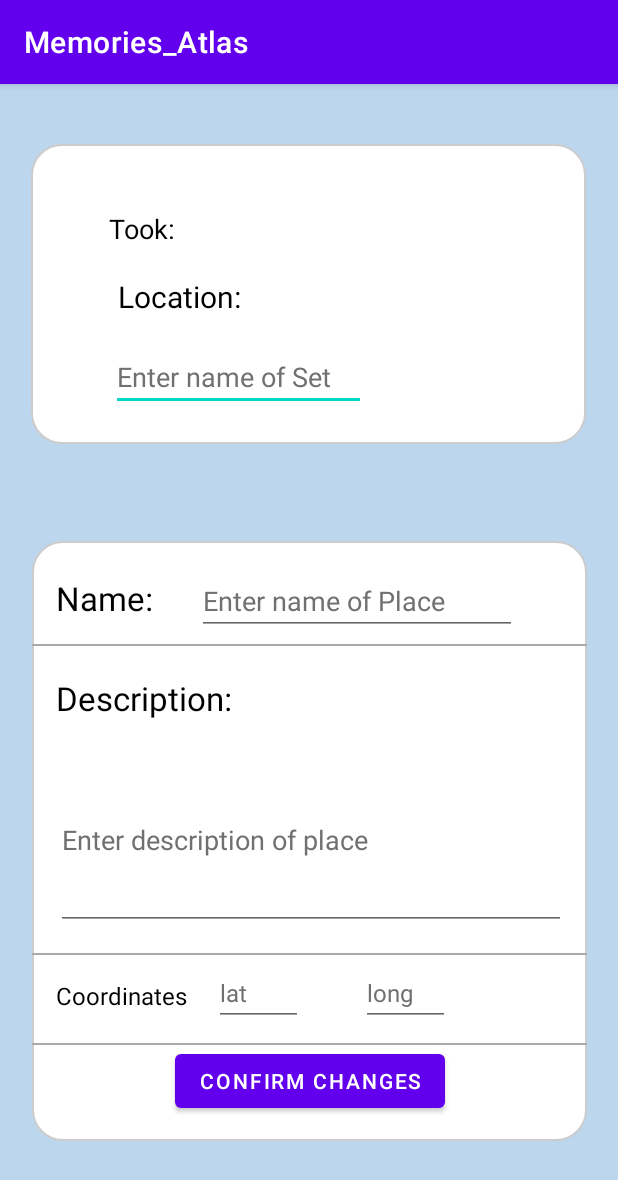
After one commit to Metran10/Memories_Atlas, an Android app: the EditSetActivity screen opened directly, with no data from a screen before it, on a phone screen of 412 x 824 dp. The commit adds this screen. Shown: the top 1180 px of the screen. Run offline under Robolectric (Android 15) with nearby library versions, the phone set to English and light mode, and no system bars.

Commit message:
mKleinowski - add new Set

```diff
--- /dev/null
+++ b/app/src/main/java/com/example/memories_atlas/mainActivity/EditSetActivity.kt
@@ -0,0 +1,48 @@
+package com.example.memories_atlas.mainActivity
+
+import android.app.Activity
+import android.content.Intent
+import androidx.appcompat.app.AppCompatActivity
+import android.os.Bundle
+import android.widget.Button
+import android.widget.EditText
+import com.example.memories_atlas.R
+
+class EditSetActivity : AppCompatActivity() {
+    override fun onCreate(savedInstanceState: Bundle?) {
+        super.onCreate(savedInstanceState)
+        setContentView(R.layout.activity_edit_set)
+
+        val name = findViewById<EditText>(R.id.setName)
+        val place = findViewById<EditText>(R.id.placeName)
+        val description = findViewById<EditText>(R.id.description)
+        val lat = findViewById<EditText>(R.id.lat_edit)
+        val long = findViewById<EditText>(R.id.long_edit)
+
+
+        val button = findViewById<Button>(R.id.set_confirm_changes)
+
+        button.setOnClickListener {
+
+            val data = Intent()
+            data.putExtra("name", name.text.toString())
+            data.putExtra("place", place.text.toString())
+            data.putExtra("description", description.text.toString())
+            data.putExtra("lat", lat.text.toString())
+            data.putExtra("long", long.text.toString())
+
+            setResult(Activity.RESULT_OK, data)
+            finish()
+        }
+    }
+
+
+
+    private fun get() {
+
+
+    }
+
+
+
+}
--- a/app/src/main/java/com/example/memories_atlas/models/Place.kt
+++ b/app/src/main/java/com/example/memories_atlas/models/Place.kt
@@ -3,5 +3,4 @@ package com.example.memories_atlas.models
 import android.net.Uri
 import java.io.Serializable
 
-// mark on the map
-data class Place(val title: String, val description: String, val latitude: Double, val longtitude: Double, val photos: List<Uri>) : Serializable
+data class Place(val title: String, val description: String, val latitude: Double, val longtitude: Double, val photos: MutableList<Uri>) : Serializable
--- a/app/src/main/java/com/example/memories_atlas/models/UserSet.kt
+++ b/app/src/main/java/com/example/memories_atlas/models/UserSet.kt
@@ -2,5 +2,4 @@ package com.example.memories_atlas.models
 
 import java.io.Serializable
 
-// set of marks
-data class UserSet(val title: String, val places: List<Place>) : Serializable
+data class UserSet(val title: String, val places: MutableList<Place>) : Serializable
--- /dev/null
+++ b/app/src/main/res/layout/activity_edit_set.xml
@@ -0,0 +1,226 @@
+<?xml version="1.0" encoding="utf-8"?>
+    <androidx.constraintlayout.widget.ConstraintLayout xmlns:android="http://schemas.android.com/apk/res/android"
+        xmlns:app="http://schemas.android.com/apk/res-auto"
+        xmlns:tools="http://schemas.android.com/tools"
+        android:layout_width="match_parent"
+        android:layout_height="match_parent"
+        android:background="@color/cyan_blue"
+        android:minHeight="200dp"
+        tools:context=".mainActivity.EditSetActivity">
+
+        <androidx.constraintlayout.widget.ConstraintLayout
+            android:id="@+id/constraintLayout2"
+            android:layout_width="370dp"
+            android:layout_height="200dp"
+            android:layout_marginTop="40dp"
+            android:background="@drawable/rounded_corners"
+            app:layout_constraintEnd_toEndOf="parent"
+            app:layout_constraintHorizontal_bias="0.487"
+            app:layout_constraintStart_toStartOf="parent"
+            app:layout_constraintTop_toTopOf="parent">
+
+            <EditText
+                android:id="@+id/setName"
+                android:layout_width="170dp"
+                android:layout_height="40dp"
+                android:hint="Enter name of Set"
+                android:textColor="@color/black"
+                android:textColorHint="@color/gray"
+                app:layout_constraintBottom_toBottomOf="parent"
+                app:layout_constraintEnd_toEndOf="@+id/set_creation_date"
+                app:layout_constraintStart_toStartOf="@+id/set_creation_date"
+                app:layout_constraintTop_toBottomOf="@+id/textView" />
+
+            <ImageView
+                android:id="@+id/set_image_view"
+                android:layout_width="wrap_content"
+                android:layout_height="wrap_content"
+                android:layout_marginStart="28dp"
+                android:layout_marginTop="36dp"
+                app:layout_constraintStart_toStartOf="parent"
+                app:layout_constraintTop_toTopOf="parent"
+                tools:srcCompat="@tools:sample/avatars" />
+
+            <TextView
+                android:id="@+id/textView"
+                android:layout_width="wrap_content"
+                android:layout_height="wrap_content"
+                android:layout_marginStart="21dp"
+                android:layout_marginTop="88dp"
+                android:text="Location:"
+                android:textColor="@color/black"
+                android:textSize="20sp"
+                app:layout_constraintEnd_toEndOf="parent"
+                app:layout_constraintHorizontal_bias="0.035"
+                app:layout_constraintStart_toEndOf="@+id/set_image_view"
+                app:layout_constraintTop_toTopOf="parent" />
+
+            <TextView
+                android:id="@+id/set_creation_date"
+                android:layout_width="172dp"
+                android:layout_height="25dp"
+                android:layout_marginStart="24dp"
+                android:layout_marginTop="44dp"
+                android:layout_marginBottom="25dp"
+                android:text="Took: "
+                android:textColor="@color/black"
+                android:textSize="18sp"
+                app:layout_constraintBottom_toTopOf="@+id/textView"
+                app:layout_constraintStart_toEndOf="@+id/set_image_view"
+                app:layout_constraintTop_toTopOf="parent"
+                app:layout_constraintVertical_bias="0.0" />
+
+        </androidx.constraintlayout.widget.ConstraintLayout>
+
+        <androidx.constraintlayout.widget.ConstraintLayout
+            android:layout_width="370dp"
+            android:layout_height="400dp"
+            android:layout_marginTop="1dp"
+            android:background="@drawable/rounded_corners"
+            app:layout_constraintBottom_toBottomOf="parent"
+            app:layout_constraintEnd_toEndOf="parent"
+            app:layout_constraintStart_toStartOf="parent"
+            app:layout_constraintTop_toBottomOf="@+id/constraintLayout2">
+
+
+            <View
+                android:id="@+id/break_line2"
+                android:layout_width="match_parent"
+                android:layout_height="1dp"
+                android:background="@android:color/darker_gray"
+                app:layout_constraintBottom_toBottomOf="parent"
+                app:layout_constraintTop_toTopOf="parent"
+                app:layout_constraintVertical_bias="0.689"
+                tools:layout_editor_absoluteX="0dp" />
+
+            <View
+                android:id="@+id/break_line4"
+                android:layout_width="match_parent"
+                android:layout_height="1dp"
+                android:background="@android:color/darker_gray"
+                app:layout_constraintBottom_toBottomOf="parent"
+                app:layout_constraintTop_toTopOf="parent"
+                app:layout_constraintVertical_bias="0.839"
+                tools:layout_editor_absoluteX="0dp" />
+
+            <View
+                android:id="@+id/break_line1"
+                android:layout_width="match_parent"
+                android:layout_height="1dp"
+                android:background="@android:color/darker_gray"
+                app:layout_constraintBottom_toBottomOf="parent"
+                app:layout_constraintTop_toTopOf="parent"
+                app:layout_constraintVertical_bias="0.172"
+                tools:layout_editor_absoluteX="0dp" />
+
+            <TextView
+                android:id="@+id/set_name_title"
+                android:layout_width="wrap_content"
+                android:layout_height="35dp"
+                android:layout_marginStart="16dp"
+                android:layout_marginTop="24dp"
+                android:layout_marginBottom="13dp"
+                android:text="Name:"
+                android:textColor="@color/black"
+                android:textSize="22sp"
+                app:layout_constraintBottom_toTopOf="@+id/break_line1"
+                app:layout_constraintStart_toStartOf="parent"
+                app:layout_constraintTop_toTopOf="parent"
+                app:layout_constraintVertical_bias="0.333" />
+
+            <EditText
+                android:id="@+id/placeName"
+                android:layout_width="wrap_content"
+                android:layout_height="40dp"
+                android:ems="10"
+                android:inputType="textPersonName"
+                android:hint="Enter name of Place"
+                android:textColor="@color/black"
+                android:textColorHint="@color/gray"
+                android:textSize="18sp"
+                app:layout_constraintBottom_toTopOf="@+id/break_line1"
+                app:layout_constraintEnd_toEndOf="parent"
+                app:layout_constraintHorizontal_bias="0.388"
+                app:layout_constraintStart_toEndOf="@+id/set_name_title"
+                app:layout_constraintTop_toTopOf="parent"
+                app:layout_constraintVertical_bias="0.793" />
+
+            <TextView
+                android:id="@+id/set_description_title"
+                android:layout_width="wrap_content"
+                android:layout_height="wrap_content"
+                android:layout_marginStart="16dp"
+                android:layout_marginTop="20dp"
+                android:text="Description:"
+                android:textColor="@color/black"
+                android:textSize="22sp"
+                app:layout_constraintStart_toStartOf="parent"
+                app:layout_constraintTop_toBottomOf="@+id/break_line1" />
+
+            <com.google.android.material.textfield.TextInputEditText
+                android:id="@+id/description"
+                android:layout_width="340dp"
+                android:layout_height="120dp"
+                android:layout_marginTop="20dp"
+                android:hint="Enter description of place"
+                android:textColor="@color/black"
+                android:textColorHint="@color/gray"
+                app:layout_constraintEnd_toEndOf="parent"
+                app:layout_constraintHorizontal_bias="0.533"
+                app:layout_constraintStart_toStartOf="parent"
+                app:layout_constraintTop_toBottomOf="@+id/set_description_title" />
+
+            <TextView
+                android:id="@+id/set_coord_title"
+                android:layout_width="wrap_content"
+                android:layout_height="wrap_content"
+                android:layout_marginStart="16dp"
+                android:layout_marginTop="16dp"
+                android:text="Coordinates"
+                android:textColor="@color/black"
+                android:textSize="16sp"
+                app:layout_constraintStart_toStartOf="parent"
+                app:layout_constraintTop_toBottomOf="@+id/break_line2" />
+
+            <EditText
+                android:id="@+id/lat_edit"
+                android:layout_width="59dp"
+                android:layout_height="43dp"
+                android:layout_marginStart="18dp"
+                android:ems="10"
+                android:inputType="textPersonName"
+                android:hint="lat"
+                android:textColor="@color/black"
+                android:textColorHint="@color/gray"
+                android:textSize="16sp"
+                app:layout_constraintStart_toEndOf="@+id/set_coord_title"
+                app:layout_constraintTop_toTopOf="@+id/long_edit" />
+
+            <EditText
+                android:id="@+id/long_edit"
+                android:layout_width="59dp"
+                android:layout_height="43dp"
+                android:layout_marginStart="116dp"
+                android:layout_marginTop="4dp"
+                android:ems="10"
+                android:inputType="textPersonName"
+                android:hint="long"
+                android:textColorHint="@color/gray"
+                android:textColor="@color/black"
+                android:textSize="16sp"
+                app:layout_constraintStart_toEndOf="@+id/set_coord_title"
+                app:layout_constraintTop_toBottomOf="@+id/break_line2" />
+
+            <Button
+                android:id="@+id/set_confirm_changes"
+                android:layout_width="wrap_content"
+                android:layout_height="wrap_content"
+                android:text="Confirm Changes"
+                app:layout_constraintBottom_toBottomOf="parent"
+                app:layout_constraintEnd_toEndOf="parent"
+                app:layout_constraintStart_toStartOf="parent"
+                app:layout_constraintTop_toBottomOf="@+id/break_line4"
+                app:layout_constraintVertical_bias="0.0" />
+
+        </androidx.constraintlayout.widget.ConstraintLayout>
+    </androidx.constraintlayout.widget.ConstraintLayout>
--- a/build.gradle
+++ b/build.gradle
@@ -6,7 +6,7 @@ buildscript {
     }
     dependencies {
         classpath "com.android.tools.build:gradle:7.0.3"
-        classpath 'org.jetbrains.kotlin:kotlin-gradle-plugin:1.5.30'
+        classpath 'org.jetbrains.kotlin:kotlin-gradle-plugin:1.6.21'
         classpath 'com.google.android.libraries.mapsplatform.secrets-gradle-plugin:secrets-gradle-plugin:2.0.0'
 
         // NOTE: Do not place your application dependencies here; they belong
```
Also changed, not shown: app/src/main/AndroidManifest.xml (+6 -14 lines), app/src/main/java/com/example/memories_atlas/googleMapsActivities/MapActivity.kt (+3 -6 lines), app/src/main/java/com/example/memories_atlas/mainActivity/MainActivity.kt (+59 -34 lines), app/src/main/java/com/example/memories_atlas/mainActivity/SetsAdapter.kt (+1 -6 lines), app/src/main/res/layout/modify_set.xml (deleted, +0 -218 lines).
